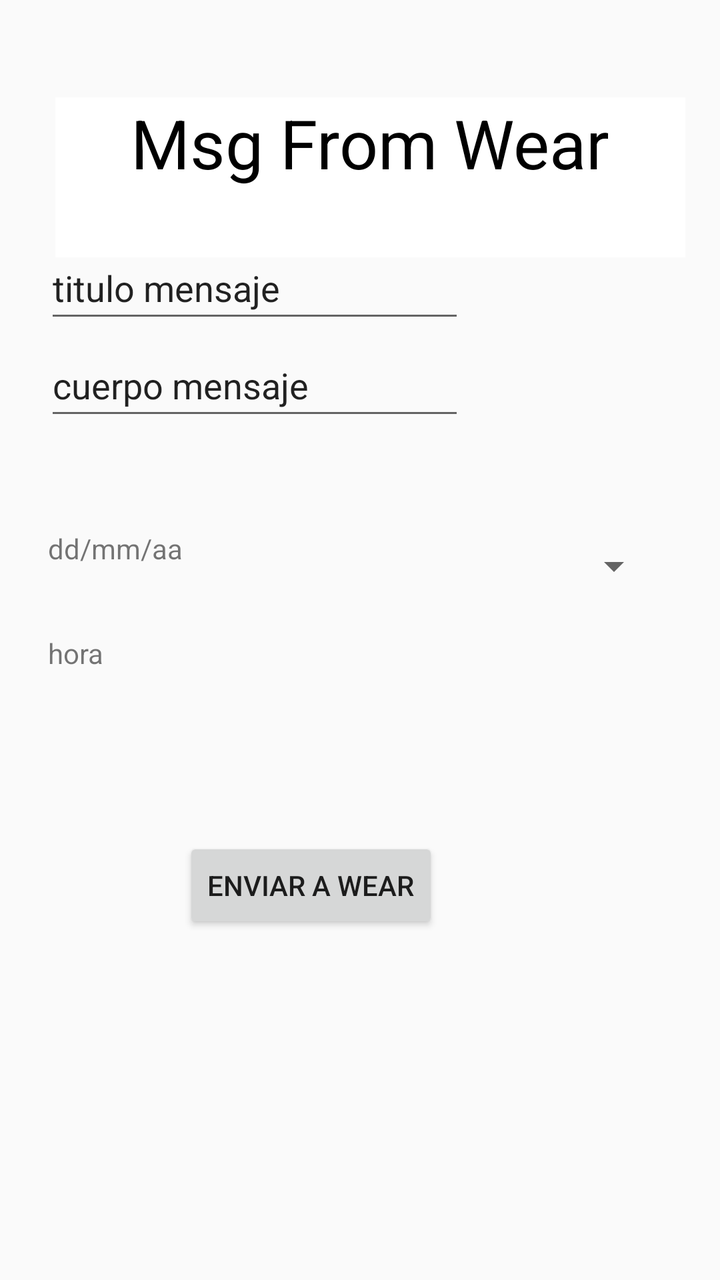
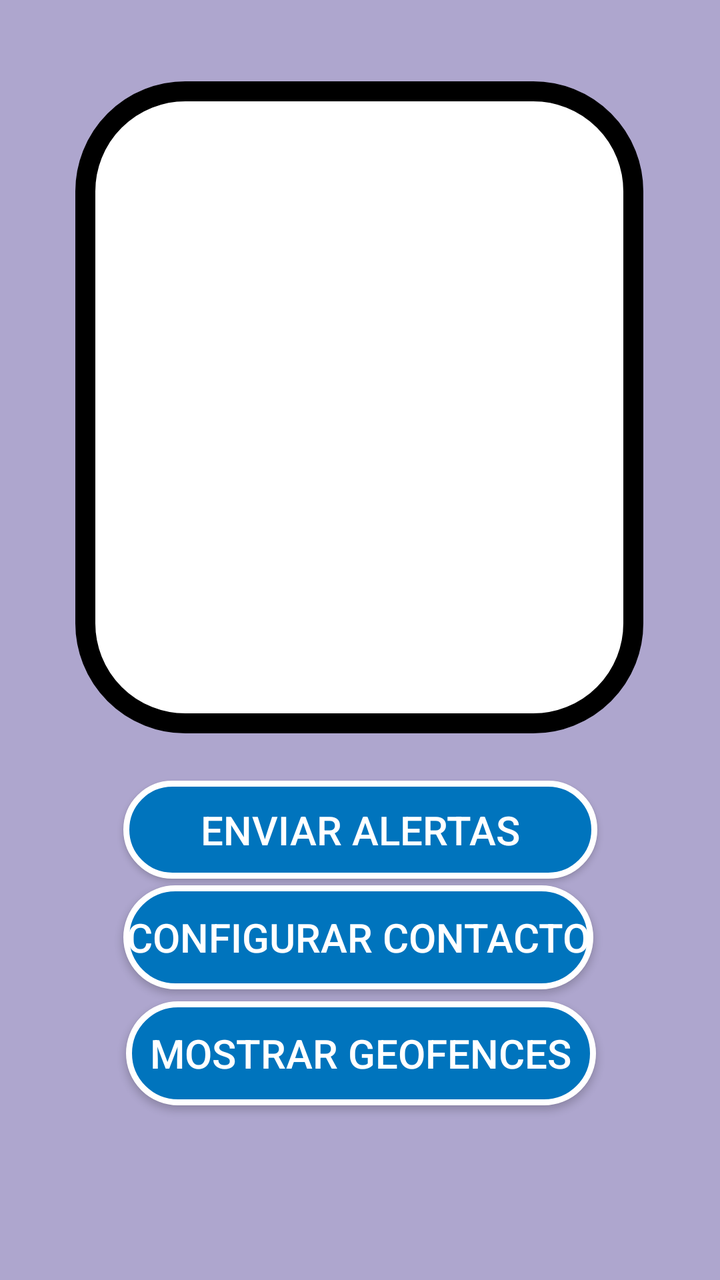

The first picture is an Android layout as it rendered before a commit; the second is the same layout after the commit. The layout source and the unified diff follow.
<!-- AndroidManifest.xml: application theme Theme.AppCompat.DayNight -->
<!-- res/layout/activity_main.xml -->
<?xml version="1.0" encoding="utf-8"?>
<androidx.constraintlayout.widget.ConstraintLayout xmlns:android="http://schemas.android.com/apk/res/android"
    xmlns:app="http://schemas.android.com/apk/res-auto"
    xmlns:tools="http://schemas.android.com/tools"
    android:id="@+id/main"
    android:layout_width="match_parent"
    android:layout_height="match_parent"
    tools:context=".ui.MainActivity">

    <Button
        android:id="@+id/cmdSendWear"
        android:layout_width="wrap_content"
        android:layout_height="wrap_content"
        android:text="Enviar a wear"
        app:layout_constraintBottom_toBottomOf="parent"
        app:layout_constraintEnd_toEndOf="parent"
        app:layout_constraintHorizontal_bias="0.395"
        app:layout_constraintStart_toStartOf="parent"
        app:layout_constraintTop_toTopOf="parent"
        app:layout_constraintVertical_bias="0.707" />

    <EditText
        android:id="@+id/txtMsgTitle"
        android:layout_width="wrap_content"
        android:layout_height="wrap_content"
        android:ems="10"
        android:inputType="text"
        android:minHeight="48dp"
        android:text="titulo mensaje"
        app:layout_constraintBottom_toBottomOf="parent"
        app:layout_constraintEnd_toEndOf="parent"
        app:layout_constraintHorizontal_bias="0.149"
        app:layout_constraintStart_toStartOf="parent"
        app:layout_constraintTop_toTopOf="parent"
        app:layout_constraintVertical_bias="0.2" />

    <EditText
        android:id="@+id/txtMsg"
        android:layout_width="wrap_content"
        android:layout_height="wrap_content"
        android:ems="10"
        android:inputType="text"
        android:minHeight="48dp"
        android:text="cuerpo mensaje"
        app:layout_constraintBottom_toBottomOf="parent"
        app:layout_constraintEnd_toEndOf="parent"
        app:layout_constraintHorizontal_bias="0.149"
        app:layout_constraintStart_toStartOf="parent"
        app:layout_constraintTop_toTopOf="parent"
        app:layout_constraintVertical_bias="0.282" />

    <TextView
        android:id="@+id/txtMsgFromWear"
        android:layout_width="315dp"
        android:layout_height="80dp"
        android:background="@color/white"
        android:text="Msg From Wear"
        android:textAlignment="center"
        android:textColor="@color/black"
        android:textSize="34sp"
        app:layout_constraintBottom_toBottomOf="parent"
        app:layout_constraintEnd_toEndOf="parent"
        app:layout_constraintHorizontal_bias="0.614"
        app:layout_constraintStart_toStartOf="parent"
        app:layout_constraintTop_toTopOf="parent"
        app:layout_constraintVertical_bias="0.087" />

    <TextView
        android:id="@+id/txtClock"
        android:layout_width="150dp"
        android:layout_height="27dp"
        android:text="hora"
        app:layout_constraintBottom_toBottomOf="parent"
        app:layout_constraintEnd_toEndOf="parent"
        app:layout_constraintHorizontal_bias="0.114"
        app:layout_constraintStart_toStartOf="parent"
        app:layout_constraintTop_toTopOf="parent"
        app:layout_constraintVertical_bias="0.517" />

    <TextView
        android:id="@+id/txtDate"
        android:layout_width="150dp"
        android:layout_height="36dp"
        android:text="dd/mm/aa"
        app:layout_constraintBottom_toBottomOf="parent"
        app:layout_constraintEnd_toEndOf="parent"
        app:layout_constraintHorizontal_bias="0.114"
        app:layout_constraintStart_toStartOf="parent"
        app:layout_constraintTop_toTopOf="parent"
        app:layout_constraintVertical_bias="0.438" />

    <Spinner
        android:id="@+id/spTypeNotification"
        android:layout_width="176dp"
        android:layout_height="57dp"
        app:layout_constraintBottom_toBottomOf="parent"
        app:layout_constraintEnd_toEndOf="parent"
        app:layout_constraintHorizontal_bias="0.842"
        app:layout_constraintStart_toStartOf="parent"
        app:layout_constraintTop_toTopOf="parent"
        app:layout_constraintVertical_bias="0.437" />


</androidx.constraintlayout.widget.ConstraintLayout>
<!-- resources referenced by this layout -->
<resources>
  <color name="black">#FF000000</color>
  <color name="white">#FFFFFFFF</color>
</resources>

<!-- the commit's change to res/layout/activity_main.xml (unified diff, before → after) -->
@@ -5,100 +5,64 @@
     android:id="@+id/main"
     android:layout_width="match_parent"
     android:layout_height="match_parent"
+    android:background="@color/material_dynamic_tertiary70"
     tools:context=".ui.MainActivity">
 
-    <Button
-        android:id="@+id/cmdSendWear"
-        android:layout_width="wrap_content"
-        android:layout_height="wrap_content"
-        android:text="Enviar a wear"
+    <ImageView
+        android:id="@+id/imageView"
+        android:layout_width="284dp"
+        android:layout_height="326dp"
+        android:background="@drawable/border_image"
         app:layout_constraintBottom_toBottomOf="parent"
         app:layout_constraintEnd_toEndOf="parent"
-        app:layout_constraintHorizontal_bias="0.395"
+        app:layout_constraintHorizontal_bias="0.496"
         app:layout_constraintStart_toStartOf="parent"
         app:layout_constraintTop_toTopOf="parent"
-        app:layout_constraintVertical_bias="0.707" />
+        app:layout_constraintVertical_bias="0.13"
+        app:srcCompat="@drawable/logo" />
 
-    <EditText
-        android:id="@+id/txtMsgTitle"
-        android:layout_width="wrap_content"
-        android:layout_height="wrap_content"
-        android:ems="10"
-        android:inputType="text"
-        android:minHeight="48dp"
-        android:text="titulo mensaje"
+    <Button
+        android:id="@+id/cmdSendAlerts"
+        android:layout_width="237dp"
+        android:layout_height="49dp"
+        android:background="@drawable/round_button"
+        android:text="@string/config_alerts"
+        android:textColor="@android:color/white"
+        android:textSize="20sp"
         app:layout_constraintBottom_toBottomOf="parent"
         app:layout_constraintEnd_toEndOf="parent"
-        app:layout_constraintHorizontal_bias="0.149"
         app:layout_constraintStart_toStartOf="parent"
-        app:layout_constraintTop_toTopOf="parent"
-        app:layout_constraintVertical_bias="0.2" />
+        app:layout_constraintTop_toBottomOf="@+id/imageView"
+        app:layout_constraintVertical_bias="0.105" />
 
-    <EditText
-        android:id="@+id/txtMsg"
-        android:layout_width="wrap_content"
-        android:layout_height="wrap_content"
-        android:ems="10"
-        android:inputType="text"
-        android:minHeight="48dp"
-        android:text="cuerpo mensaje"
+    <Button
+        android:id="@+id/cmdSmsConfig"
+        android:layout_width="235dp"
+        android:layout_height="52dp"
+        android:background="@drawable/round_button"
+        android:text="@string/configurar_contacto"
+        android:textColor="@android:color/white"
+        android:textSize="20sp"
         app:layout_constraintBottom_toBottomOf="parent"
         app:layout_constraintEnd_toEndOf="parent"
-        app:layout_constraintHorizontal_bias="0.149"
+        app:layout_constraintHorizontal_bias="0.494"
         app:layout_constraintStart_toStartOf="parent"
-        app:layout_constraintTop_toTopOf="parent"
-        app:layout_constraintVertical_bias="0.282" />
+        app:layout_constraintTop_toBottomOf="@+id/imageView"
+        app:layout_constraintVertical_bias="0.343" />
 
-    <TextView
-        android:id="@+id/txtMsgFromWear"
-        android:layout_width="315dp"
-        android:layout_height="80dp"
-        android:background="@color/white"
-        android:text="Msg From Wear"
-        android:textAlignment="center"
-        android:textColor="@color/black"
-        android:textSize="34sp"
+    <Button
+        android:id="@+id/cmdShowGeofences"
+        android:layout_width="235dp"
+        android:layout_height="52dp"
+        android:background="@drawable/round_button"
+        android:text="@string/show_geofences"
+        android:textColor="@android:color/white"
+        android:textSize="20sp"
         app:layout_constraintBottom_toBottomOf="parent"
         app:layout_constraintEnd_toEndOf="parent"
-        app:layout_constraintHorizontal_bias="0.614"
+        app:layout_constraintHorizontal_bias="0.505"
         app:layout_constraintStart_toStartOf="parent"
-        app:layout_constraintTop_toTopOf="parent"
-        app:layout_constraintVertical_bias="0.087" />
-
-    <TextView
-        android:id="@+id/txtClock"
-        android:layout_width="150dp"
-        android:layout_height="27dp"
-        android:text="hora"
-        app:layout_constraintBottom_toBottomOf="parent"
-        app:layout_constraintEnd_toEndOf="parent"
-        app:layout_constraintHorizontal_bias="0.114"
-        app:layout_constraintStart_toStartOf="parent"
-        app:layout_constraintTop_toTopOf="parent"
-        app:layout_constraintVertical_bias="0.517" />
-
-    <TextView
-        android:id="@+id/txtDate"
-        android:layout_width="150dp"
-        android:layout_height="36dp"
-        android:text="dd/mm/aa"
-        app:layout_constraintBottom_toBottomOf="parent"
-        app:layout_constraintEnd_toEndOf="parent"
-        app:layout_constraintHorizontal_bias="0.114"
-        app:layout_constraintStart_toStartOf="parent"
-        app:layout_constraintTop_toTopOf="parent"
-        app:layout_constraintVertical_bias="0.438" />
-
-    <Spinner
-        android:id="@+id/spTypeNotification"
-        android:layout_width="176dp"
-        android:layout_height="57dp"
-        app:layout_constraintBottom_toBottomOf="parent"
-        app:layout_constraintEnd_toEndOf="parent"
-        app:layout_constraintHorizontal_bias="0.842"
-        app:layout_constraintStart_toStartOf="parent"
-        app:layout_constraintTop_toTopOf="parent"
-        app:layout_constraintVertical_bias="0.437" />
-
+        app:layout_constraintTop_toBottomOf="@+id/imageView"
+        app:layout_constraintVertical_bias="0.606" />
 
 </androidx.constraintlayout.widget.ConstraintLayout>
<!-- resource entries referenced after the edit -->
@@ -1,6 +1,32 @@
 <!-- resources referenced by this layout -->
 <resources>
-  <color name="black">#FF000000</color>
-  <color name="white">#FFFFFFFF</color>
+  <!-- drawable border_image (drawable) -->
+  <?xml version="1.0" encoding="UTF-8"?>
+  <shape xmlns:android="http://schemas.android.com/apk/res/android">
+      <corners android:radius="50dip" />
+      <solid android:color="#FFFFFF" />
+      <stroke android:width="10dp" android:color="#000000" />
+      <padding android:left="10dp" android:top="10dp" android:right="10dp"
+          android:bottom="10dp" />
+  </shape>
+  <!-- drawable logo: png bitmap (drawable, 466070 bytes) -->
+  <!-- drawable round_button (drawable) -->
+  <?xml version="1.0" encoding="utf-8"?>
+  <selector xmlns:android="http://schemas.android.com/apk/res/android" >
+      <item >
+          <shape android:shape="rectangle"  >
+              <corners android:radius="50dip" />
+              <stroke android:width="3dip" android:color="#ffffff" />
+              <solid android:color="#0074BD" />
+  
+  
+              
+  
+          </shape>
+      </item>
+  </selector>
+  <string name="config_alerts">Enviar Alertas</string>
+  <string name="configurar_contacto">Configurar Contacto</string>
+  <string name="show_geofences">Mostrar Geofences</string>
 </resources>
 
